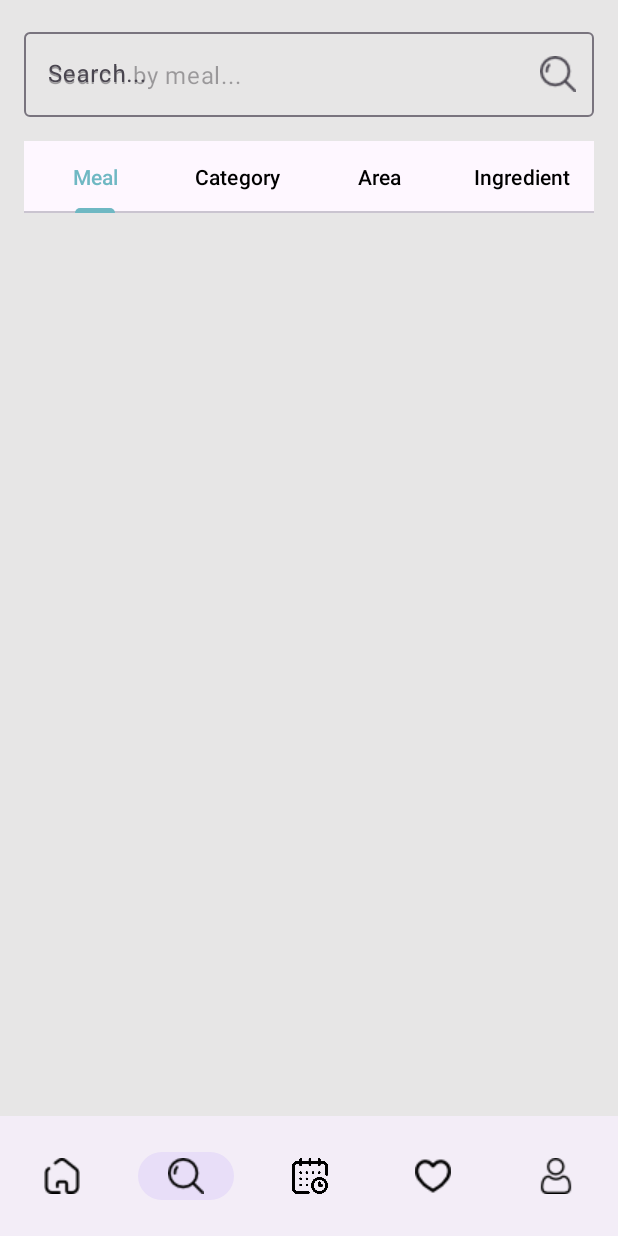
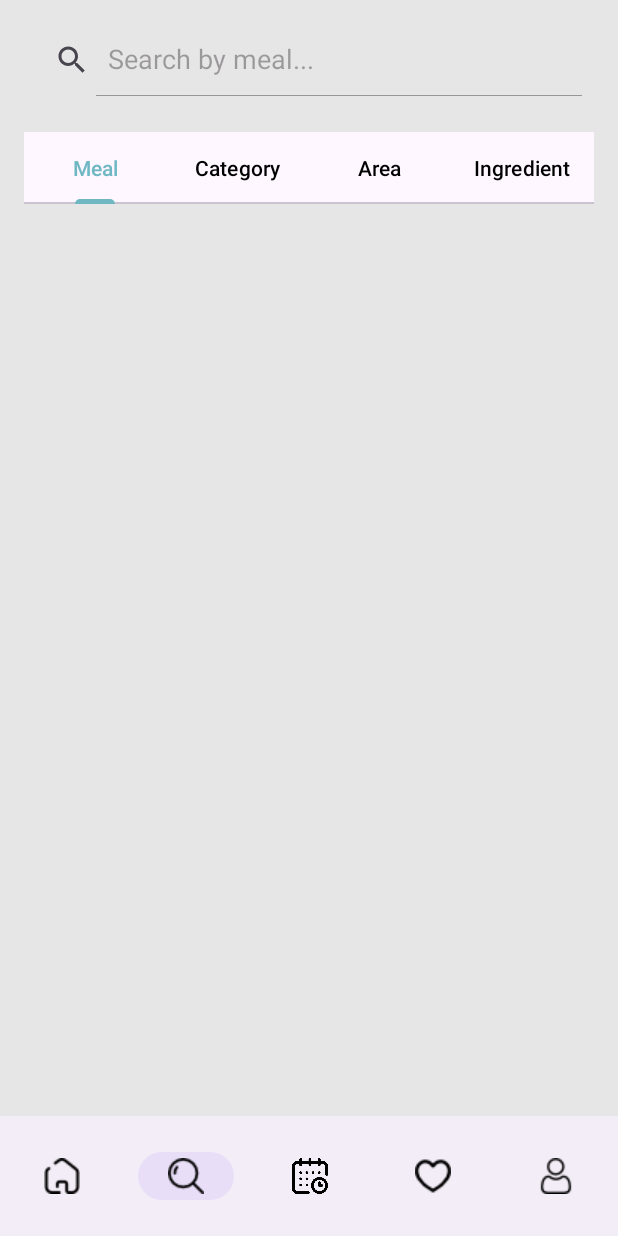
Before and after one commit to aliaamortada/BageliciousApp, an Android app: the screen it shows after launch (MainActivity), item 2 of the bottom bar chosen, on a phone screen of 412 x 824 dp. Run offline under Robolectric (Android 15) with nearby library versions, the phone set to English and light mode, and no system bars; our stand-ins replace Room's generated code; pictures from the network do not load.

Commit message:
Completed handling the search fragment

```diff
--- a/app/src/main/java/com/example/meal/MealActivity.java
+++ b/app/src/main/java/com/example/meal/MealActivity.java
@@ -149,11 +149,11 @@ public class MealActivity extends AppCompatActivity {
         });
 
         String mealId = getIntent().getStringExtra("mealId");
+        Log.d("MealActivity", "Received Meal ID: " + mealId); // ✅ Log the received ID
         if (mealId != null) {
             loadMealDetails(mealId);
         }
     }
-
 
     private void loadMealDetails(String id) {
         mealService.getMealByID(id).enqueue(new Callback<MealResponse>() {
--- a/app/src/main/java/com/example/meal/SearchFragment.java
+++ b/app/src/main/java/com/example/meal/SearchFragment.java
@@ -1,5 +1,6 @@
 package com.example.meal;
 
+import android.content.Intent;
 import android.os.Bundle;
 import android.util.Log;
 import android.view.KeyEvent;
@@ -8,6 +9,7 @@ import android.view.View;
 import android.view.ViewGroup;
 import android.view.inputmethod.EditorInfo;
 import android.widget.ImageView;
+import androidx.appcompat.widget.SearchView;
 import android.widget.TextView;
 
 import androidx.annotation.NonNull;
@@ -50,9 +52,11 @@ import retrofit2.converter.gson.GsonConverterFactory;
 public class SearchFragment extends Fragment {
 
     private TabLayout tabLayout;
-    private TextInputEditText etSearch;
+    private SearchView searchView;
+
     private RecyclerView rvResults;
     private SearchAdapter adapter;
+
 
     // Retrofit services
     private MealService mealService;
@@ -63,20 +67,21 @@ public class SearchFragment extends Fragment {
     // Data sources
     private final List<String> mealNames       = new ArrayList<>();
     private final List<Category> categories    = new ArrayList<>();
-    private final List<Area> areaNames         = new ArrayList<>();
+    private  List<Area> areaNames         = new ArrayList<>();
     private final List<String> ingredientNames = new ArrayList<>();
+    private final List<Area> areaList = new ArrayList<>();
+
     // Map area name -> drawable resource
-    private final Map<String,Integer> areaFlagMap = new HashMap<>();
 
     @Override
     public View onCreateView(@NonNull LayoutInflater inflater, ViewGroup container, Bundle savedInstanceState) {
         View root = inflater.inflate(R.layout.fragment_search, container, false);
 
         tabLayout = root.findViewById(R.id.tabLayout);
-        etSearch  = root.findViewById(R.id.etSearch);
+        searchView = root.findViewById(R.id.searchView);
         rvResults = root.findViewById(R.id.rvSearchResults);
 
-        setupAreaFlagMap();
+        setupAreaList();
         adapter = new SearchAdapter();
         rvResults.setLayoutManager(new GridLayoutManager(getContext(), 3));
         rvResults.setAdapter(adapter);
@@ -91,31 +96,34 @@ public class SearchFragment extends Fragment {
         ingrediantService = retrofit.create(IngrediantService.class);
 
         loadCategories();
-        loadAreas();
         loadIngredients();
 
         tabLayout.addOnTabSelectedListener(new TabLayout.OnTabSelectedListener() {
-            @Override public void onTabSelected(TabLayout.Tab tab) {
-                etSearch.setText("");
+            @Override
+            public void onTabSelected(TabLayout.Tab tab) {
+                searchView.setQuery("", false); // clear search text
+                searchView.clearFocus();        // remove focus so keyboard hides
+
                 switch (tab.getPosition()) {
                     case 0: // Meal
                         adapter.setItems(mealNames);
-                        etSearch.setHint("Search by meal...");
+                        searchView.setQueryHint("Search by meal...");
                         break;
                     case 1: // Category
                         adapter.setItems(categories);
-                        etSearch.setHint("Search by category...");
+                        searchView.setQueryHint("Search by category...");
                         break;
                     case 2: // Area
-                        adapter.setItems(areaNames);
-                        etSearch.setHint("Search by area...");
+                        loadAreas();
+                        searchView.setQueryHint("Search by area...");
                         break;
                     case 3: // Ingredient
                         adapter.setItems(ingredientNames);
-                        etSearch.setHint("Search by ingredient...");
+                        searchView.setQueryHint("Search by ingredient...");
                         break;
                 }
             }
+
             @Override public void onTabUnselected(TabLayout.Tab tab) {}
             @Override public void onTabReselected(TabLayout.Tab tab) {
                 onTabSelected(tab);
@@ -123,50 +131,126 @@ public class SearchFragment extends Fragment {
         });
         tabLayout.getTabAt(0).select();
 
-        etSearch.setOnEditorActionListener((v, actionId, event) -> {
-            if (actionId == EditorInfo.IME_ACTION_SEARCH ||
-                    (event != null && event.getKeyCode() == KeyEvent.KEYCODE_ENTER)) {
-                performMealSearch(etSearch.getText().toString().trim());
+        searchView.setOnQueryTextListener(new SearchView.OnQueryTextListener() {
+            @Override
+            public boolean onQueryTextSubmit(String query) {
+                handleSearch(query.trim());
                 return true;
             }
-            return false;
+
+            @Override
+            public boolean onQueryTextChange(String newText) {
+                handleSearch(newText.trim());
+                return true;
+            }
         });
+
+
 
         return root;
     }
-    // Build areaFlagMap using your Area names directly—no Country class needed
-    private void setupAreaFlagMap() {
-        areaFlagMap.clear();
-        areaFlagMap.put("Egyptian",    R.drawable.egypt_large);
-        areaFlagMap.put("American",    R.drawable.america_large);
-        areaFlagMap.put("British",     R.drawable.british_large);
-        areaFlagMap.put("Canadian",    R.drawable.canada_large);
-        areaFlagMap.put("Chinese",     R.drawable.china_large);
-        areaFlagMap.put("Croatian",    R.drawable.croatia_large);
-        areaFlagMap.put("Dutch",       R.drawable.netherlands_large);
-        areaFlagMap.put("Filipino",    R.drawable.phillippines_large);
-        areaFlagMap.put("French",      R.drawable.france_large);
-        areaFlagMap.put("Greek",       R.drawable.greece_large);
-        areaFlagMap.put("Indian",      R.drawable.india_large);
-        areaFlagMap.put("Irish",       R.drawable.ireland_large);
-        areaFlagMap.put("Italian",     R.drawable.italy_large);
-        areaFlagMap.put("Jamaican",    R.drawable.jamaica_large);
-        areaFlagMap.put("Japanese",    R.drawable.japan_large);
-        areaFlagMap.put("Kenyan",      R.drawable.kenya_large);
-        areaFlagMap.put("Malaysian",   R.drawable.malaysia_large);
-        areaFlagMap.put("Mexican",     R.drawable.mexico_large);
-        areaFlagMap.put("Moroccan",    R.drawable.morocco_large);
-        areaFlagMap.put("Polish",      R.drawable.poland_large);
-        areaFlagMap.put("Portuguese",  R.drawable.portugal_large);
-        areaFlagMap.put("Russian",     R.drawable.russia_large);
-        areaFlagMap.put("Spanish",     R.drawable.spain_large);
-        areaFlagMap.put("Thai",        R.drawable.thailand_large);
-        areaFlagMap.put("Tunisian",    R.drawable.tunisia_large);
-        areaFlagMap.put("Turkish",     R.drawable.turkey_large);
-        areaFlagMap.put("Ukrainian",   R.drawable.ukraine_flag);
-        areaFlagMap.put("Uruguayan",   R.drawable.uruguay_large);
-        areaFlagMap.put("Vietnamese",  R.drawable.vietnam_large);
+    private void fetchMealsByCategory(String category) {
+        mealService.getMealsByCategory(category).enqueue(new Callback<MealResponse>() {
+            @Override public void onResponse(Call<MealResponse> call, Response<MealResponse> resp) {
+                if (resp.body() != null && resp.body().getMeals() != null) {
+                    adapter.setMeals(resp.body().getMeals());
                 }
+            }
+            @Override public void onFailure(Call<MealResponse> call, Throwable t) {}
+        });
+    }
+
+    private void fetchMealsByArea(String area) {
+        mealService.getMealsByArea(area).enqueue(new Callback<MealResponse>() {
+            @Override public void onResponse(Call<MealResponse> call, Response<MealResponse> resp) {
+                if (resp.body() != null && resp.body().getMeals() != null) {
+                    adapter.setMeals(resp.body().getMeals());
+                }
+            }
+            @Override public void onFailure(Call<MealResponse> call, Throwable t) {}
+        });
+    }
+
+    private void fetchMealsByIngredient(String ingredient) {
+        mealService.getMealsByIngredient(ingredient).enqueue(new Callback<MealResponse>() {
+            @Override public void onResponse(Call<MealResponse> call, Response<MealResponse> resp) {
+                if (resp.body() != null && resp.body().getMeals() != null) {
+                    adapter.setMeals(resp.body().getMeals());
+                }
+            }
+            @Override public void onFailure(Call<MealResponse> call, Throwable t) {}
+        });
+    }
+
+    private void handleSearch(String query) {
+        int selectedTab = tabLayout.getSelectedTabPosition();
+
+        if (query.isEmpty()) {
+            adapter.setItems(new ArrayList<>());
+            return;
+        }
+
+        if (selectedTab == 0) {
+            performMealSearch(query);
+        } else if (selectedTab == 1) {
+            List<Category> filtered = new ArrayList<>();
+            for (Category c : categories) {
+                if (c.getStrCategory().toLowerCase().contains(query.toLowerCase())) {
+                    filtered.add(c);
+                }
+            }
+            adapter.setItems(filtered);
+        } else if (selectedTab == 2) {
+            List<Area> filtered = new ArrayList<>();
+            for (Area a : areaList) {
+                if (a.getStrArea().toLowerCase().contains(query.toLowerCase())) {
+                    filtered.add(a);
+                }
+            }
+            adapter.setItems(filtered);
+        } else if (selectedTab == 3) {
+            List<String> filtered = new ArrayList<>();
+            for (String ing : ingredientNames) {
+                if (ing.toLowerCase().contains(query.toLowerCase())) {
+                    filtered.add(ing);
+                }
+            }
+            adapter.setItems(filtered);
+        }
+    }
+
+    private void setupAreaList() {
+        areaList.add(new Area("Egyptian", R.drawable.egypt_large));
+        areaList.add(new Area("American", R.drawable.america_large));
+        areaList.add(new Area("British", R.drawable.british_large));
+        areaList.add(new Area("Canadian", R.drawable.canada_large));
+        areaList.add(new Area("Chinese", R.drawable.china_large));
+        areaList.add(new Area("Croatian", R.drawable.croatia_large));
+        areaList.add(new Area("Dutch", R.drawable.netherlands_large));
+        areaList.add(new Area("Filipino", R.drawable.phillippines_large));
+        areaList.add(new Area("French", R.drawable.france_large));
+        areaList.add(new Area("Greek", R.drawable.greece_large));
+        areaList.add(new Area("Indian", R.drawable.india_large));
+        areaList.add(new Area("Irish", R.drawable.ireland_large));
+        areaList.add(new Area("Italian", R.drawable.italy_large));
+        areaList.add(new Area("Jamaican", R.drawable.jamaica_large));
+        areaList.add(new Area("Japanese", R.drawable.japan_large));
+        areaList.add(new Area("Kenyan", R.drawable.kenya_large));
+        areaList.add(new Area("Malaysian", R.drawable.malaysia_large));
+        areaList.add(new Area("Mexican", R.drawable.mexico_large));
+        areaList.add(new Area("Moroccan", R.drawable.morocco_large));
+        areaList.add(new Area("Polish", R.drawable.poland_large));
+        areaList.add(new Area("Portuguese", R.drawable.portugal_large));
+        areaList.add(new Area("Russian", R.drawable.russia_large));
+        areaList.add(new Area("Spanish", R.drawable.spain_large));
+        areaList.add(new Area("Thai", R.drawable.thailand_large));
+        areaList.add(new Area("Tunisian", R.drawable.tunisia_large));
+        areaList.add(new Area("Turkish", R.drawable.turkey_large));
+        areaList.add(new Area("Ukrainian", R.drawable.ukraine_flag));
+        areaList.add(new Area("Uruguayan", R.drawable.uruguay_large));
+        areaList.add(new Area("Vietnamese", R.drawable.vietnam_large));
+    }
+
 
     private void loadCategories() {
         categoryService.getAllCategories().enqueue(new Callback<CategoryResponse>() {
@@ -184,19 +268,8 @@ public class SearchFragment extends Fragment {
     }
 
     private void loadAreas() {
-        areaService.getAllAreas().enqueue(new Callback<AreaResponse>() {
-            @Override public void onResponse(Call<AreaResponse> call, Response<AreaResponse> resp) {
-                if (resp.body() != null && resp.body().getAreas() != null) {
-                    Log.d("AREA_DEBUG", "Loaded areas: " + resp.body().getAreas().size());
-                    areaNames.clear();
-                    areaNames.addAll(resp.body().getAreas());
-                    if (tabLayout.getSelectedTabPosition() == 2) {
-                        adapter.setItems(areaNames);
-                    }
-                }
-            }
-            @Override public void onFailure(Call<AreaResponse> c, Throwable t) {}
-        });
+        Log.i("LoadingAreas","hello");
+        adapter.setItems(areaList);
     }
 
     private void loadIngredients() {
@@ -217,25 +290,30 @@ public class SearchFragment extends Fragment {
     }
 
     private void performMealSearch(String query) {
-        mealNames.clear();
+        // 🔸 Change: List now holds Meal objects instead of just names
+        List<Meal> meals = new ArrayList<>();
+
         if (query.isEmpty()) {
-            adapter.setItems(mealNames);
+            adapter.setMeals(meals);  // 🔸 Updated to pass Meal list
             return;
         }
+
         mealService.getMealByName(query).enqueue(new Callback<MealResponse>() {
-            @Override public void onResponse(Call<MealResponse> call, Response<MealResponse> resp) {
+            @Override
+            public void onResponse(Call<MealResponse> call, Response<MealResponse> resp) {
                 if (resp.body() != null && resp.body().getMeals() != null) {
-                    for (Meal m : resp.body().getMeals()) {
-                        mealNames.add(m.getStrMeal());
+                    meals.addAll(resp.body().getMeals());  // 🔸 Add full Meal objects
                 }
+                adapter.setMeals(meals);  // 🔸 Updated to pass Meal list
             }
-                adapter.setItems(mealNames);
-            }
-            @Override public void onFailure(Call<MealResponse> call, Throwable t) {
-                adapter.setItems(mealNames);
+
+            @Override
+            public void onFailure(Call<MealResponse> call, Throwable t) {
+                adapter.setMeals(meals);  // 🔸 Updated to pass empty Meal list
             }
         });
     }
+
 
     /**
      * Our generic adapter holds either:
@@ -244,9 +322,19 @@ public class SearchFragment extends Fragment {
      */
     private class SearchAdapter extends RecyclerView.Adapter<SearchAdapter.VH> {
         private List<?> items = new ArrayList<>();
+        private boolean showingMeals = false;
+        private final List<Meal> mealResults = new ArrayList<>();
 
         void setItems(List<?> data) {
             items = data;
+            showingMeals = (data != null && !data.isEmpty() && data.get(0) instanceof Meal);
+            notifyDataSetChanged();
+        }
+
+        void setMeals(List<Meal> meals) {
+            mealResults.clear();
+            mealResults.addAll(meals);
+            showingMeals = true;
             notifyDataSetChanged();
         }
 
@@ -261,48 +349,51 @@ public class SearchFragment extends Fragment {
         public void onBindViewHolder(@NonNull VH holder, int pos) {
             int tab = tabLayout.getSelectedTabPosition();
 
+            if (showingMeals) {
+                Meal meal = mealResults.get(pos);
+                holder.txtItemName.setText(meal.getStrMeal());
+                Glide.with(holder.imgItem.getContext())
+                        .load(meal.getStrMealThumb())
+                        .into(holder.imgItem);
+
+                holder.itemView.setOnClickListener(v -> {
+                    Intent intent = new Intent(getActivity(), MealActivity.class);
+                    intent.putExtra("mealId", meal.getIdMeal());
+                    startActivity(intent);
+                });
+            } else {
+                holder.itemView.setOnClickListener(null); // remove click
                 if (tab == 1) {
-                // Category tab
                     Category cat = (Category) items.get(pos);
                     holder.txtItemName.setText(cat.getStrCategory());
                     Glide.with(holder.imgItem.getContext())
                             .load(cat.getStrCategoryThumb())
                             .into(holder.imgItem);
+                    holder.itemView.setOnClickListener(v -> fetchMealsByCategory(cat.getStrCategory()));
                 } else if (tab == 2) {
-                // Area tab
                     Area area = (Area) items.get(pos);
                     holder.txtItemName.setText(area.getStrArea());
-                Integer flagRes = areaFlagMap.get(area.getStrArea());
-                Glide.with(holder.imgItem.getContext())
-                        .load(flagRes)
-                        .into(holder.imgItem);
-//                if (flagRes != null) {
-//                    holder.imgItem.setImageResource(flagRes);
-//                }
-            } else {
-                // Meals (tab 0) or Ingredients (tab 3)
-                String name = (String) items.get(pos);
-                holder.txtItemName.setText(name);
-                if (tab == 3) {
+                    holder.imgItem.setImageResource(area.getIdAreaImg());
+                    holder.itemView.setOnClickListener(v -> fetchMealsByArea(area.getStrArea()));
+                } else if (tab == 3) {
+                    String ing = (String) items.get(pos);
+                    holder.txtItemName.setText(ing);
                     String url = "https://www.themealdb.com/images/ingredients/"
-                            + name.replace(" ", "%20") + "-Small.png";
+                            + ing.replace(" ", "%20") + "-Small.png";
                     Glide.with(holder.imgItem.getContext()).load(url).into(holder.imgItem);
+                    holder.itemView.setOnClickListener(v -> fetchMealsByIngredient(ing));
                 }
             }
         }
 
-        @Override public int getItemCount() {
-            if(items != null) {
-                return items.size();
-            } else {
-                return 0;
-            }
+        @Override
+        public int getItemCount() {
+            return showingMeals ? mealResults.size() : (items != null ? items.size() : 0);
         }
 
         class VH extends RecyclerView.ViewHolder {
             ImageView imgItem;
             TextView txtItemName;
-
             VH(View itemView) {
                 super(itemView);
                 imgItem     = itemView.findViewById(R.id.imgItem);
--- a/app/src/main/java/com/example/meal/model/pojo/area/Area.java
+++ b/app/src/main/java/com/example/meal/model/pojo/area/Area.java
@@ -2,6 +2,7 @@ package com.example.meal.model.pojo.area;
 
 import androidx.annotation.NonNull;
 import androidx.room.Entity;
+import androidx.room.Ignore;
 import androidx.room.PrimaryKey;
 
 @Entity(tableName = "area_table")
@@ -14,6 +15,12 @@ public class Area {
 
     public Area(@NonNull String strArea) {
         this.strArea = strArea;
+    }
+
+    @Ignore
+    public Area(@NonNull String strArea, int idAreaImg) {
+        this.strArea = strArea;
+        this.idAreaImg = idAreaImg;
     }
 
     public void setIdAreaImg(int idAreaImg) {
--- a/app/src/main/res/layout/fragment_search.xml
+++ b/app/src/main/res/layout/fragment_search.xml
@@ -9,22 +9,14 @@
     android:padding="16dp"
     tools:context=".SearchFragment">
 
-    <com.google.android.material.textfield.TextInputLayout
-        android:id="@+id/textInputLayout"
+    <androidx.appcompat.widget.SearchView
+        android:id="@+id/searchView"
         android:layout_width="match_parent"
         android:layout_height="wrap_content"
-        app:endIconMode="custom"
-        app:endIconDrawable="@drawable/search"
-        app:boxBackgroundMode="outline">
-
-        <com.google.android.material.textfield.TextInputEditText
-            android:id="@+id/etSearch"
-            android:layout_width="match_parent"
-            android:layout_height="wrap_content"
-            android:hint="Search..."
-            android:imeOptions="actionSearch"/>
-
-    </com.google.android.material.textfield.TextInputLayout>
+        android:iconifiedByDefault="false"
+        android:queryHint="Search..."
+        android:layout_marginBottom="8dp"
+        app:iconifiedByDefault="false" />
 
     <com.google.android.material.tabs.TabLayout
         android:id="@+id/tabLayout"
```
Lines whose indentation alone changed are shown as unchanged.
